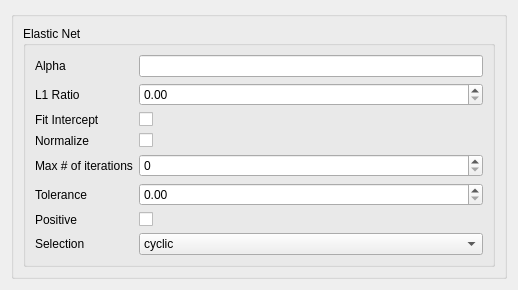
The window that ui/ElasticNet.ui (tthatcher95/PyHAT_Point_Spectra_GUI) describes before a commit, drawn with Qt 5.
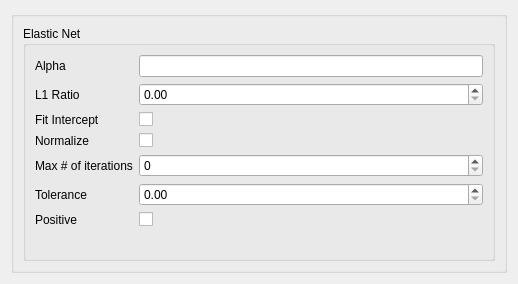
The same window after the commit.

Commit message: Remove unneeded options in ENet, fix file parsing for ccam data

Diff of the .ui file:
```diff
--- a/ui/ElasticNet.ui
+++ b/ui/ElasticNet.ui
@@ -153,36 +153,6 @@
              </property>
             </widget>
            </item>
-           <item row="7" column="0">
-            <widget class="QLabel" name="enselectionLabel">
-             <property name="text">
-              <string>Selection</string>
-             </property>
-            </widget>
-           </item>
-           <item row="7" column="1">
-            <widget class="QComboBox" name="enselectionComboBox">
-             <property name="toolTip">
-              <string>If set to 'random', a random coefficient is updated every iteration
-rather than looping over features sequentially by default. This
-(setting to 'random') often leads to significantly faster convergence
-especially when tol is higher than 1e-4.</string>
-             </property>
-             <property name="whatsThis">
-              <string>http://scikit-learn.org/stable/modules/generated/sklearn.linear_model.ElasticNet.html</string>
-             </property>
-             <item>
-              <property name="text">
-               <string>cyclic</string>
-              </property>
-             </item>
-             <item>
-              <property name="text">
-               <string>random</string>
-              </property>
-             </item>
-            </widget>
-           </item>
           </layout>
          </widget>
         </item>
```
The commit also changes 2 other files.
